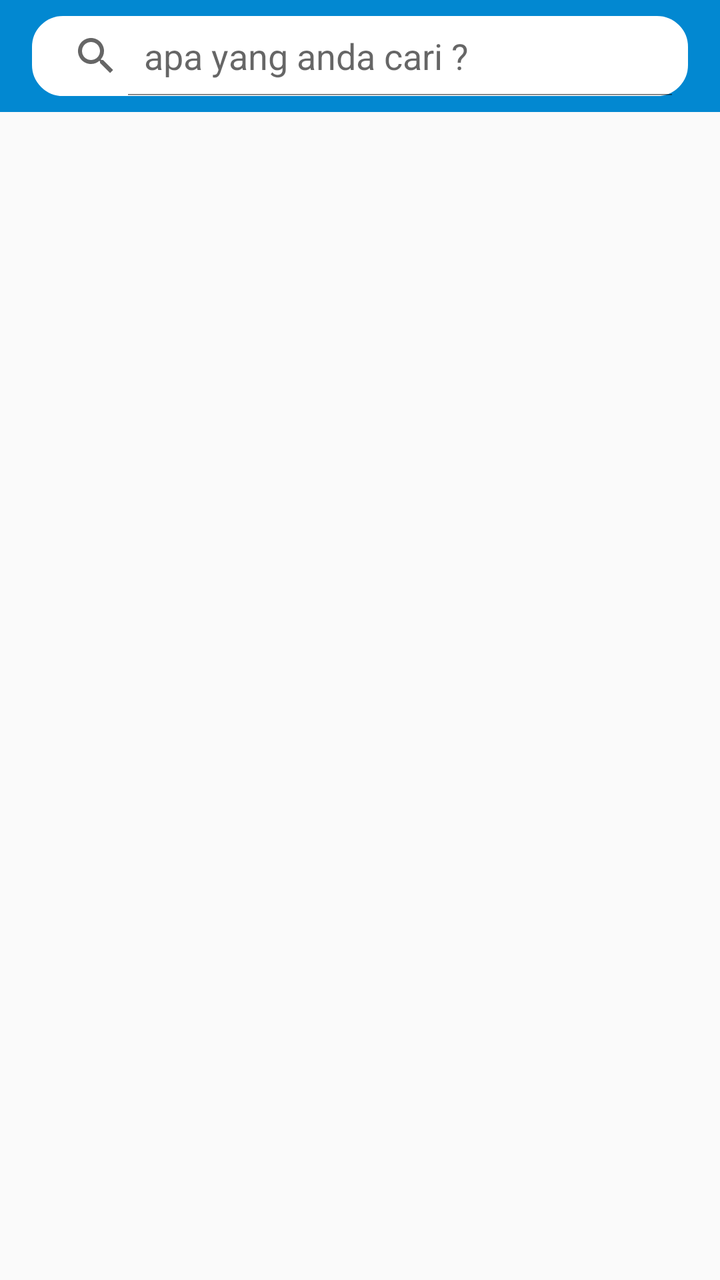
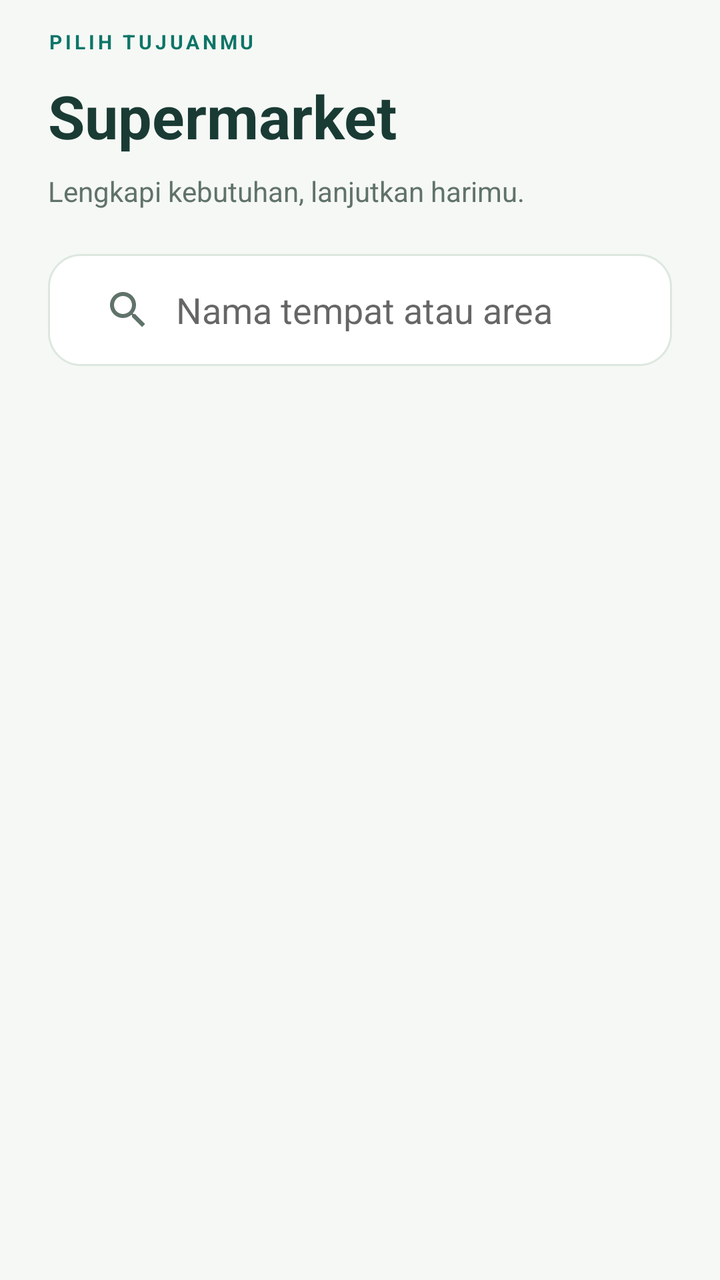

Two renders of the same Android screen: before a commit and after it. Below are the layout's source before the change and the commit's diff.
<!-- AndroidManifest.xml: activity theme EditorTheme -->
<!-- res/layout/activity_supermarket.xml -->
<?xml version="1.0" encoding="utf-8"?>
<LinearLayout
    xmlns:android="http://schemas.android.com/apk/res/android"
    xmlns:app="http://schemas.android.com/apk/res-auto"
    xmlns:tools="http://schemas.android.com/tools"
    android:layout_width="match_parent"
    android:layout_height="match_parent"
    android:orientation="vertical"
    tools:context="me.cekpedia.HotelActivity">

    <RelativeLayout
        android:layout_width="match_parent"
        android:layout_height="?attr/actionBarSize">

        <ImageView
            android:layout_width="match_parent"
            android:layout_height="?attr/actionBarSize"
            android:background="#0288D1" />

        <SearchView
            android:id="@+id/cari"
            android:layout_width="match_parent"
            android:layout_height="?android:attr/actionBarSize"
            android:layout_marginLeft="16dp"
            android:layout_marginRight="16dp"
            android:layout_marginTop="8dp"
            android:layout_marginBottom="8dp"
            android:backgroundTint="#FFF"
            android:background="@drawable/search_layout"
            android:drawableLeft="@drawable/ic_search"
            android:queryHint="apa yang anda cari ?"
            android:iconifiedByDefault="false"/>

        <ImageView
            android:layout_width="wrap_content"
            android:layout_height="wrap_content"
            android:layout_alignLeft="@+id/cari"
            android:layout_alignParentTop="true"
            android:layout_alignStart="@+id/cari"
            android:layout_marginTop="567dp"
            android:src="@drawable/ic_home_black_24dp"
            android:tint="@color/colorvector" />

    </RelativeLayout>
    <LinearLayout
        android:layout_width="match_parent"
        android:layout_height="wrap_content"
        android:orientation="vertical">
        <ListView
            android:layout_width="match_parent"
            android:layout_height="wrap_content"
            android:id="@+id/listviewsupermarket">
            


        </ListView>
        <android.support.v7.widget.RecyclerView
            android:layout_width="match_parent"
            android:layout_height="wrap_content"
            android:padding="16dp"
            android:background="#FFF"
            android:layout_margin="8dp"
            android:visibility="gone"
            android:id="@+id/result_list_supermarket">

        </android.support.v7.widget.RecyclerView>

    </LinearLayout>
</LinearLayout>
<!-- resources referenced by this layout -->
<resources>
  <color name="colorvector">#FFFFFF</color>
  <!-- drawable ic_home_black_24dp (drawable) -->
  <vector android:height="32dp" android:viewportHeight="24.0"
      android:viewportWidth="24.0" android:width="32dp" xmlns:android="http://schemas.android.com/apk/res/android">
      <path android:fillColor="#FF000000" android:pathData="M10,20v-6h4v6h5v-8h3L12,3 2,12h3v8z"/>
  </vector>
  <!-- drawable ic_search (drawable) -->
  <vector xmlns:android="http://schemas.android.com/apk/res/android"
          android:width="24dp"
          android:height="24dp"
          android:viewportWidth="24.0"
          android:viewportHeight="24.0">
      <path
          android:fillColor="#FF000000"
          android:pathData="M15.5,14h-0.79l-0.28,-0.27C15.41,12.59 16,11.11 16,9.5 16,5.91 13.09,3 9.5,3S3,5.91 3,9.5 5.91,16 9.5,16c1.61,0 3.09,-0.59 4.23,-1.57l0.27,0.28v0.79l5,4.99L20.49,19l-4.99,-5zM9.5,14C7.01,14 5,11.99 5,9.5S7.01,5 9.5,5 14,7.01 14,9.5 11.99,14 9.5,14z"/>
  </vector>
  <!-- drawable search_layout (drawable) -->
  <?xml version="1.0" encoding="utf-8"?>
  <shape xmlns:android="http://schemas.android.com/apk/res/android">
  
      <stroke android:color="#95989A" android:width="1dp"/>
      <corners android:radius="15dp"/>
  
  </shape>
  <style name="EditorTheme" parent="Theme.AppCompat.Light.DarkActionBar">
          <item name="colorPrimary">@color/editorColorPrimary</item>
          <item name="colorAccent">@color/colorAccent</item>
      </style>
  <color name="editorColorPrimary">#0288D1</color>
  <color name="colorAccent">#FF4081</color>
</resources>

<!-- the commit's change to res/layout/activity_supermarket.xml (unified diff, before → after) -->
@@ -1,69 +1,20 @@
 <?xml version="1.0" encoding="utf-8"?>
-<LinearLayout
-    xmlns:android="http://schemas.android.com/apk/res/android"
-    xmlns:app="http://schemas.android.com/apk/res-auto"
-    xmlns:tools="http://schemas.android.com/tools"
-    android:layout_width="match_parent"
-    android:layout_height="match_parent"
-    android:orientation="vertical"
-    tools:context="me.cekpedia.HotelActivity">
-
-    <RelativeLayout
-        android:layout_width="match_parent"
-        android:layout_height="?attr/actionBarSize">
-
-        <ImageView
-            android:layout_width="match_parent"
-            android:layout_height="?attr/actionBarSize"
-            android:background="#0288D1" />
-
-        <SearchView
-            android:id="@+id/cari"
-            android:layout_width="match_parent"
-            android:layout_height="?android:attr/actionBarSize"
-            android:layout_marginLeft="16dp"
-            android:layout_marginRight="16dp"
-            android:layout_marginTop="8dp"
-            android:layout_marginBottom="8dp"
-            android:backgroundTint="#FFF"
-            android:background="@drawable/search_layout"
-            android:drawableLeft="@drawable/ic_search"
-            android:queryHint="apa yang anda cari ?"
-            android:iconifiedByDefault="false"/>
-
-        <ImageView
-            android:layout_width="wrap_content"
-            android:layout_height="wrap_content"
-            android:layout_alignLeft="@+id/cari"
-            android:layout_alignParentTop="true"
-            android:layout_alignStart="@+id/cari"
-            android:layout_marginTop="567dp"
-            android:src="@drawable/ic_home_black_24dp"
-            android:tint="@color/colorvector" />
-
-    </RelativeLayout>
-    <LinearLayout
-        android:layout_width="match_parent"
-        android:layout_height="wrap_content"
-        android:orientation="vertical">
-        <ListView
-            android:layout_width="match_parent"
-            android:layout_height="wrap_content"
-            android:id="@+id/listviewsupermarket">
-            
-
-
-        </ListView>
-        <android.support.v7.widget.RecyclerView
-            android:layout_width="match_parent"
-            android:layout_height="wrap_content"
-            android:padding="16dp"
-            android:background="#FFF"
-            android:layout_margin="8dp"
-            android:visibility="gone"
-            android:id="@+id/result_list_supermarket">
-
-        </android.support.v7.widget.RecyclerView>
-
+<LinearLayout xmlns:android="http://schemas.android.com/apk/res/android" xmlns:app="http://schemas.android.com/apk/res-auto" android:layout_width="match_parent" android:layout_height="match_parent" android:orientation="vertical" android:background="@color/canvas">
+     <LinearLayout android:layout_width="match_parent" android:layout_height="wrap_content" android:orientation="vertical" android:paddingLeft="24dp" android:paddingRight="24dp" android:paddingTop="14dp">
+      <TextView android:layout_width="match_parent" android:layout_height="wrap_content" android:text="PILIH TUJUANMU" android:textSize="10sp" android:textColor="@color/colorPrimary" android:fontFamily="sans-serif" android:textStyle="bold" android:letterSpacing="0.16" /><TextView android:layout_width="match_parent" android:layout_height="wrap_content" android:text="Supermarket" android:textSize="30sp" android:textColor="@color/ink" android:fontFamily="sans-serif" android:textStyle="bold" android:layout_marginTop="10dp"/><TextView android:layout_width="match_parent" android:layout_height="wrap_content" android:text="Lengkapi kebutuhan, lanjutkan harimu." android:textSize="14sp" android:textColor="@color/muted" android:fontFamily="sans-serif" android:layout_marginTop="8dp" android:lineSpacingExtra="3dp"/>
+      <SearchView android:id="@+id/cari" android:layout_width="match_parent" android:layout_height="56dp" android:layout_marginTop="22dp" android:layout_marginBottom="16dp" android:background="@drawable/bg_field" android:iconifiedByDefault="false" android:queryHint="Nama tempat atau area" android:queryBackground="@android:color/transparent" android:paddingLeft="8dp" android:paddingRight="8dp"/>
+     </LinearLayout>
+     <FrameLayout android:layout_width="match_parent" android:layout_height="0dp" android:layout_weight="1">
+      <ListView android:id="@+id/listviewsupermarket" android:layout_width="match_parent" android:layout_height="match_parent" android:paddingLeft="24dp" android:paddingRight="24dp" android:paddingBottom="24dp" android:clipToPadding="false" android:divider="@android:color/transparent" android:dividerHeight="14dp" android:scrollbars="none"/>
+      <android.support.v7.widget.RecyclerView android:id="@+id/result_list_supermarket" android:layout_width="match_parent" android:layout_height="match_parent" android:paddingLeft="24dp" android:paddingRight="24dp" android:paddingBottom="24dp" android:clipToPadding="false" android:visibility="gone"/>
+<include layout="@layout/view_empty_places" android:id="@+id/category_empty" android:layout_width="match_parent" android:layout_height="wrap_content" android:layout_marginLeft="24dp" android:layout_marginRight="24dp" android:visibility="gone"/>
+     </FrameLayout>
     </LinearLayout>
+<!-- res/layout/view_empty_places.xml (included above) -->
+<?xml version="1.0" encoding="utf-8"?>
+<LinearLayout xmlns:android="http://schemas.android.com/apk/res/android" xmlns:app="http://schemas.android.com/apk/res-auto" android:layout_width="match_parent" android:layout_height="wrap_content" android:orientation="vertical" android:background="@drawable/bg_mint" android:padding="24dp">
+ <ImageView android:layout_width="40dp" android:layout_height="40dp" android:src="@drawable/ic_ui_pin"/>
+ <TextView android:layout_width="match_parent" android:layout_height="wrap_content" android:text="Masih ada yang bisa ditemukan." android:textSize="21sp" android:textColor="@color/ink" android:fontFamily="sans-serif" android:id="@+id/empty_places_title" android:textStyle="bold" android:layout_marginTop="18dp"/>
+ <TextView android:layout_width="match_parent" android:layout_height="wrap_content" android:text="Belum ada tempat untuk ditampilkan. Coba pencarian lain atau jelajahi kategori berikutnya." android:textSize="14sp" android:textColor="@color/muted" android:fontFamily="sans-serif" android:id="@+id/empty_places_message" android:lineSpacingExtra="5dp" android:layout_marginTop="10dp"/>
+<Button android:id="@+id/retry_places" style="@style/Cek.Button.Secondary" android:text="Muat ulang" android:visibility="gone" android:layout_marginTop="18dp"/>
 </LinearLayout>
<!-- resource entries referenced after the edit -->
@@ -1,34 +1,33 @@
 <!-- resources referenced by this layout -->
 <resources>
-  <color name="colorvector">#FFFFFF</color>
-  <!-- drawable ic_home_black_24dp (drawable) -->
-  <vector android:height="32dp" android:viewportHeight="24.0"
-      android:viewportWidth="24.0" android:width="32dp" xmlns:android="http://schemas.android.com/apk/res/android">
-      <path android:fillColor="#FF000000" android:pathData="M10,20v-6h4v6h5v-8h3L12,3 2,12h3v8z"/>
-  </vector>
-  <!-- drawable ic_search (drawable) -->
-  <vector xmlns:android="http://schemas.android.com/apk/res/android"
-          android:width="24dp"
-          android:height="24dp"
-          android:viewportWidth="24.0"
-          android:viewportHeight="24.0">
-      <path
-          android:fillColor="#FF000000"
-          android:pathData="M15.5,14h-0.79l-0.28,-0.27C15.41,12.59 16,11.11 16,9.5 16,5.91 13.09,3 9.5,3S3,5.91 3,9.5 5.91,16 9.5,16c1.61,0 3.09,-0.59 4.23,-1.57l0.27,0.28v0.79l5,4.99L20.49,19l-4.99,-5zM9.5,14C7.01,14 5,11.99 5,9.5S7.01,5 9.5,5 14,7.01 14,9.5 11.99,14 9.5,14z"/>
-  </vector>
-  <!-- drawable search_layout (drawable) -->
+  <color name="canvas">#F6F8F5</color>
+  <color name="colorPrimary">#0D7568</color>
+  <color name="ink">#193B34</color>
+  <color name="muted">#60736A</color>
+  <!-- drawable bg_field (drawable) -->
   <?xml version="1.0" encoding="utf-8"?>
-  <shape xmlns:android="http://schemas.android.com/apk/res/android">
-  
-      <stroke android:color="#95989A" android:width="1dp"/>
-      <corners android:radius="15dp"/>
-  
-  </shape>
-  <style name="EditorTheme" parent="Theme.AppCompat.Light.DarkActionBar">
-          <item name="colorPrimary">@color/editorColorPrimary</item>
-          <item name="colorAccent">@color/colorAccent</item>
-      </style>
-  <color name="editorColorPrimary">#0288D1</color>
-  <color name="colorAccent">#FF4081</color>
+  <shape xmlns:android="http://schemas.android.com/apk/res/android"><solid android:color="#FFFFFF"/><corners android:radius="16dp"/><stroke android:width="1dp" android:color="#DDE7DF"/></shape>
+  <!-- drawable bg_mint (drawable) -->
+  <?xml version="1.0" encoding="utf-8"?>
+  <shape xmlns:android="http://schemas.android.com/apk/res/android"><solid android:color="#E6F1E9"/><corners android:radius="18dp"/></shape>
+  <!-- drawable ic_ui_pin (drawable) -->
+  <?xml version="1.0" encoding="utf-8"?>
+  <vector xmlns:android="http://schemas.android.com/apk/res/android" android:width="24dp" android:height="24dp" android:viewportWidth="24" android:viewportHeight="24"><path android:pathData="M20,10 C20,16 12,22 12,22 C12,22 4,16 4,10 A8,8 0,1 1,20 10 M15,10 A3,3 0,1 1,9 10 A3,3 0,1 1,15 10" android:fillColor="@android:color/transparent" android:strokeColor="#0D7568" android:strokeWidth="1.7" android:strokeLineCap="round" android:strokeLineJoin="round"/></vector>
+  <style name="Cek.Button.Secondary" parent="Cek.Button"><item name="android:background">@drawable/bg_button_secondary</item><item name="android:textColor">@color/colorPrimary</item></style>
+  <style name="EditorTheme" parent="AppTheme" />
+  <style name="Cek.Button" parent="@android:style/Widget.Button"><item name="android:layout_width">match_parent</item><item name="android:layout_height">56dp</item><item name="android:textAllCaps">false</item><item name="android:textSize">15sp</item><item name="android:fontFamily">sans-serif-medium</item><item name="android:elevation">0dp</item><item name="android:stateListAnimator">@null</item><item name="android:paddingLeft">20dp</item><item name="android:paddingRight">20dp</item></style>
+  <!-- drawable bg_button_secondary (drawable) -->
+  <?xml version="1.0" encoding="utf-8"?>
+  <selector xmlns:android="http://schemas.android.com/apk/res/android"><item android:state_pressed="true"><shape><solid android:color="#D2E7D8"/><corners android:radius="16dp"/></shape></item><item><shape><solid android:color="#E6F1E9"/><corners android:radius="16dp"/></shape></item></selector>
+  <style name="AppTheme" parent="Theme.AppCompat.Light.DarkActionBar">
+    <item name="colorPrimary">@color/canvas</item><item name="colorPrimaryDark">@color/canvas</item>
+    <item name="colorAccent">@color/colorPrimary</item><item name="android:windowBackground">@color/canvas</item>
+    <item name="android:fontFamily">sans-serif</item><item name="android:colorBackground">@color/canvas</item>
+    <item name="android:textColorPrimary">@color/ink</item><item name="android:textColorSecondary">@color/muted</item>
+    <item name="actionBarTheme">@style/Cek.ActionBar</item><item name="actionBarStyle">@style/Cek.ActionBarStyle</item>
+   </style>
+  <style name="Cek.ActionBar" parent="ThemeOverlay.AppCompat.Light"><item name="colorControlNormal">@color/ink</item><item name="android:textColorPrimary">@color/ink</item></style>
+  <style name="Cek.ActionBarStyle" parent="Widget.AppCompat.ActionBar.Solid"><item name="background">@color/canvas</item><item name="elevation">0dp</item><item name="titleTextStyle">@style/Cek.ActionBarTitle</item></style>
+  <style name="Cek.ActionBarTitle" parent="TextAppearance.AppCompat.Widget.ActionBar.Title"><item name="android:textColor">@color/ink</item><item name="android:textSize">18sp</item><item name="android:fontFamily">sans-serif-medium</item></style>
 </resources>
 
